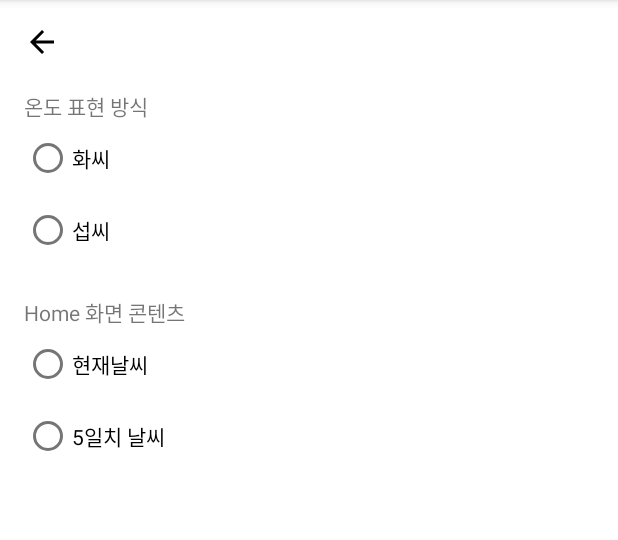
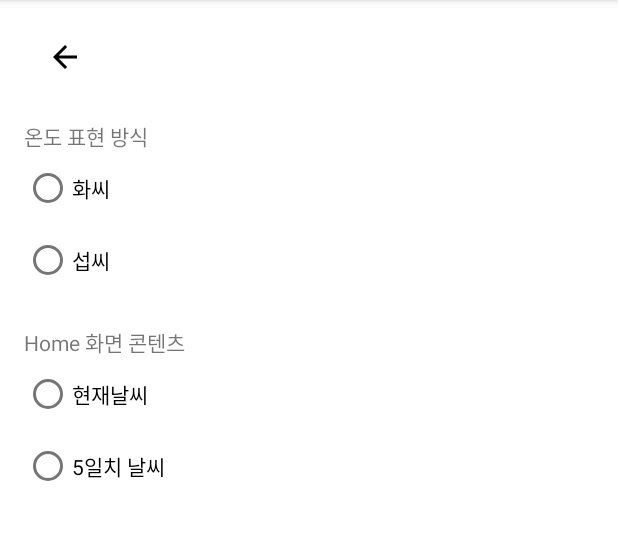
Before and after one commit to SW-Maestro-OSS/soma-weather-viewer-android, an Android app: the SettingFragment screen opened through its navigation route, on a phone screen of 412 x 824 dp, the part 84-624 px from its top. Run offline under Robolectric (Android 15) with nearby library versions, the phone set to English and light mode, and no system bars; our stand-ins replace Dagger/Hilt's generated code, data binding; pictures from the network do not load; 13 statements that could not run were skipped.

Commit message:
Add custom action bar to fragment_weather

```diff
--- a/common-ui/src/main/res/layout/layout_custom_action_bar.xml
+++ b/common-ui/src/main/res/layout/layout_custom_action_bar.xml
@@ -14,8 +14,8 @@
             android:layout_width="wrap_content"
             android:layout_height="wrap_content"
             android:scaleType="fitXY"
-            android:paddingLeft="15dp"
-            android:paddingRight="15dp"
+            android:paddingLeft="@dimen/margin_custom_action_bar"
+            android:paddingRight="@dimen/margin_custom_action_bar"
             android:src="@drawable/ic_baseline_arrow_back_24"
             android:background="?android:attr/selectableItemBackgroundBorderless"
             app:onBackPressed="@{true}"
--- /dev/null
+++ b/common-ui/src/main/res/values/dimens.xml
@@ -0,0 +1,4 @@
+<?xml version="1.0" encoding="utf-8"?>
+<resources>
+    <dimen name="margin_custom_action_bar">15dp</dimen>
+</resources>
--- a/home/src/main/res/layout/fragment_weather.xml
+++ b/home/src/main/res/layout/fragment_weather.xml
@@ -32,8 +32,10 @@
             android:text="@{viewModel.viewStatus == 0? @string/weather_list: @string/weather_detail}"
             android:clickable="true"
             android:onClick="@{() -> listener.onClickSwitchButton()}"
-            app:layout_constraintTop_toTopOf="parent"
+            app:layout_constraintTop_toTopOf="@id/custom_action_bar"
+            app:layout_constraintBottom_toBottomOf="@id/custom_action_bar"
             app:layout_constraintEnd_toEndOf="parent"
+            android:layout_marginEnd="@dimen/margin_custom_action_bar"
             tools:text="List"/>
 
         <FrameLayout
--- a/setting/src/main/res/layout/fragment_setting.xml
+++ b/setting/src/main/res/layout/fragment_setting.xml
@@ -17,21 +17,21 @@
         android:layout_height="match_parent"
         android:padding="16dp"
         tools:context=".SettingFragment">
-        <ImageView
-            android:id="@+id/image_back_button"
-            android:layout_width="wrap_content"
+
+        <org.soma.weatherviewer.common_ui.CustomActionBar
+            android:id="@+id/custom_action_bar"
+            android:layout_width="match_parent"
             android:layout_height="wrap_content"
-            android:src="@drawable/ic_baseline_arrow_back_24"
-            android:onClick="@{() -> listener.onClickBackButton()}"
             app:layout_constraintTop_toTopOf="parent"
-            app:layout_constraintStart_toStartOf="parent"
-            />
+            app:titleSize="16sp"
+            app:hasBackButton="true"/>
+
         <TextView
             android:id="@+id/temp_option_title"
             android:layout_width="wrap_content"
             android:layout_height="wrap_content"
             android:layout_marginTop="20dp"
-            app:layout_constraintTop_toBottomOf="@+id/image_back_button"
+            app:layout_constraintTop_toBottomOf="@+id/custom_action_bar"
             app:layout_constraintLeft_toLeftOf="parent"
             android:text="@string/temp_option_title"
             />
```
